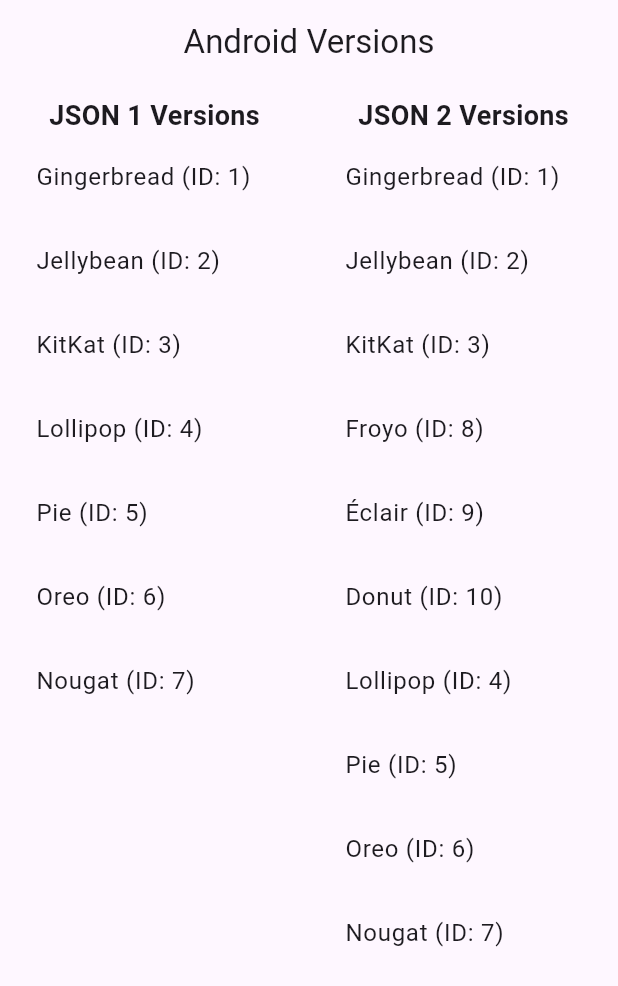
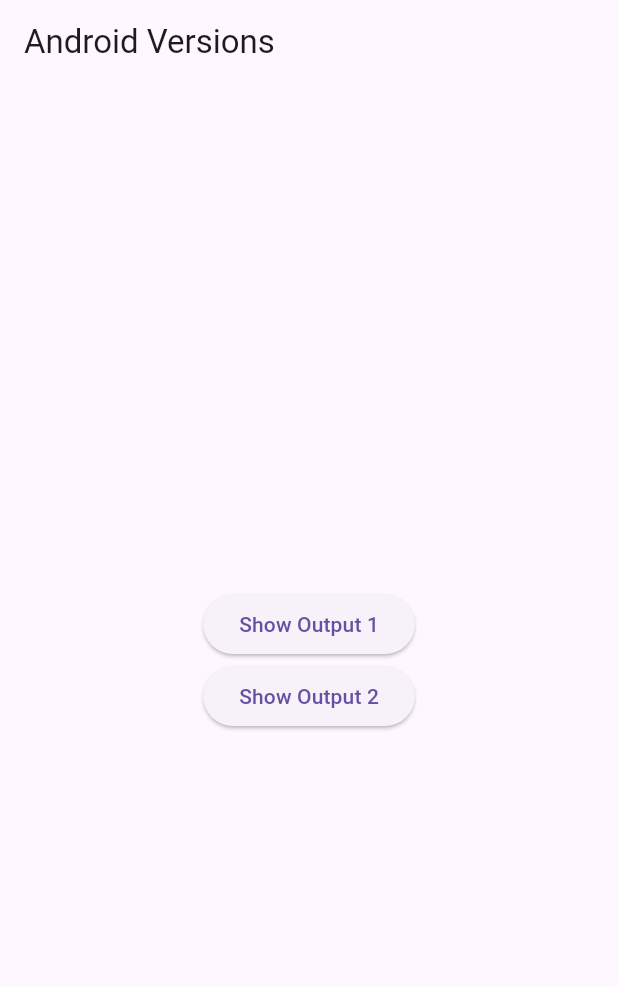
Before and after one commit to AAShayon/json_task, a Flutter app: the screen it shows after launch, on a phone screen of 412 x 824 dp. Shown: the top 986 px of the screen. Run offline on Flutter 3.47's test engine with Material 3 defaults, Android fonts, the phone set to English and light mode, and no system bars.

Commit message:
update -- home_screen.dart

```diff
--- a/lib/home_screen.dart
+++ b/lib/home_screen.dart
@@ -1,89 +1,49 @@
 import 'package:flutter/material.dart';
-import 'json_parser.dart';
-import 'model_class.dart';
+import 'package:json_practice/json_parser.dart';
+import 'package:json_practice/model_class.dart';
 
 class HomeScreen extends StatelessWidget {
   const HomeScreen({super.key});
 
-
-  Future<List<List<AndroidVersion>>> _loadData() async {
-    List<AndroidVersion> versions1 = parseJson(jsonString1);
-    List<AndroidVersion> versions2 = parseJson(jsonString2);
-    return [versions1, versions2];
-  }
 
   @override
   Widget build(BuildContext context) {
     return Scaffold(
       appBar: AppBar(
         title: const Text('Android Versions'),
-        centerTitle: true,
       ),
-      body: FutureBuilder<List<List<AndroidVersion>>>(
-        future: _loadData(),
-        builder: (context, snapshot) {
-          if (snapshot.connectionState == ConnectionState.waiting) {
-            return Center(child: CircularProgressIndicator());
-          } else if (snapshot.hasError) {
-            return Center(child: Text('Error: ${snapshot.error}'));
-          } else if (!snapshot.hasData || snapshot.data == null) {
-            return Center(child: Text('No data available'));
-          }
-
-          List<AndroidVersion> versions1 = snapshot.data![0];
-          List<AndroidVersion> versions2 = snapshot.data![1];
-
-          return Padding(
-            padding: const EdgeInsets.all(8.0),
-            child: Row(
-              children: [
-                Expanded(
-                  child: Column(
-                    children: [
-                      Text(
-                        'JSON 1 Versions',
-                        style: TextStyle(fontSize: 18, fontWeight: FontWeight.bold),
-                      ),
-                      Expanded(
-                        child: ListView.builder(
-                          itemCount: versions1.length,
-                          itemBuilder: (context, index) {
-                            final version = versions1[index];
-                            return ListTile(
-                              title: Text('${version.title} (ID: ${version.id})'),
-                            );
-                          },
-                        ),
-                      ),
-                    ],
+      body: Center(
+        child: Column(
+          mainAxisAlignment: MainAxisAlignment.center,
+          children: <Widget>[
+            ElevatedButton(
+              onPressed: () {
+                List<AndroidVersion> versions = parseJson(jsonString1);
+                showDialog(
+                  context: context,
+                  builder: (context) => AlertDialog(
+                    title: const Text('Output 1'),
+                    content: Text(versions.map((v) => '${v.title} (ID: ${v.id})').join('\n')),
                   ),
-                ),
-                SizedBox(width: 16),
-                Expanded(
-                  child: Column(
-                    children: [
-                      Text(
-                        'JSON 2 Versions',
-                        style: TextStyle(fontSize: 18, fontWeight: FontWeight.bold),
-                      ),
-                      Expanded(
-                        child: ListView.builder(
-                          itemCount: versions2.length,
-                          itemBuilder: (context, index) {
-                            final version = versions2[index];
-                            return ListTile(
-                              title: Text('${version.title} (ID: ${version.id})'),
-                            );
-                          },
-                        ),
-                      ),
-                    ],
+                );
+              },
+              child: const Text('Show Output 1'),
+            ),
+            ElevatedButton(
+              onPressed: () {
+                List<AndroidVersion> versions = parseJson(jsonString2);
+                showDialog(
+                  context: context,
+                  builder: (context) => AlertDialog(
+                    title: Text(' Output 2'),
+                    content: Text(versions.map((v) => '${v.title} (ID: ${v.id})').join('\n')),
                   ),
-                ),
-              ],
+                );
+              },
+              child: Text('Show Output 2'),
             ),
-          );
-        },
+          ],
+        ),
       ),
     );
   }
```
